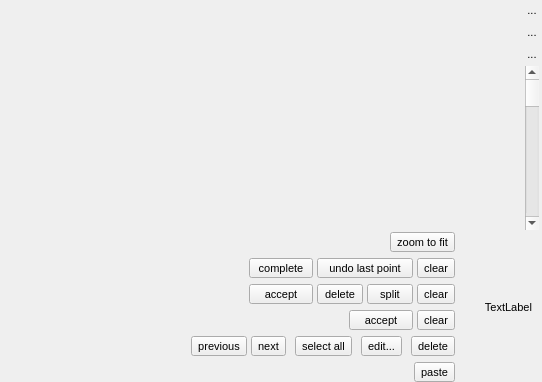
Qt form GUI/Qt/Components/SliceViewPanel.ui (pyushkevich/itksnap) before a commit.
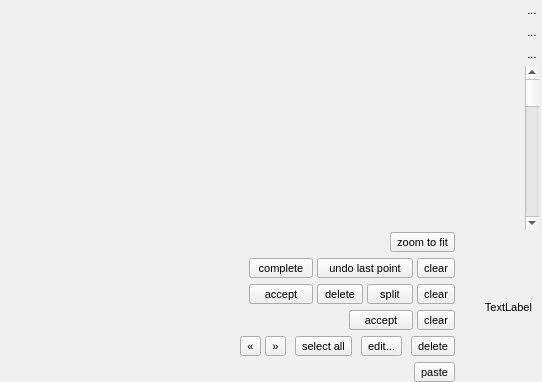
The same form after that commit. Icons and pictures are not drawn.

What changed in the file:
```diff
--- a/GUI/Qt/Components/SliceViewPanel.ui
+++ b/GUI/Qt/Components/SliceViewPanel.ui
@@ -646,7 +646,7 @@
                </font>
               </property>
               <property name="text">
-               <string>previous</string>
+               <string>«</string>
               </property>
               <property name="toolButtonStyle">
                <enum>Qt::ToolButtonStyle::ToolButtonTextOnly</enum>
@@ -667,7 +667,7 @@
                </font>
               </property>
               <property name="text">
-               <string>next</string>
+               <string>»</string>
               </property>
               <property name="toolButtonStyle">
                <enum>Qt::ToolButtonStyle::ToolButtonTextOnly</enum>
```
Left out of the diff: 50 changed lines with no effect on the pictures.
